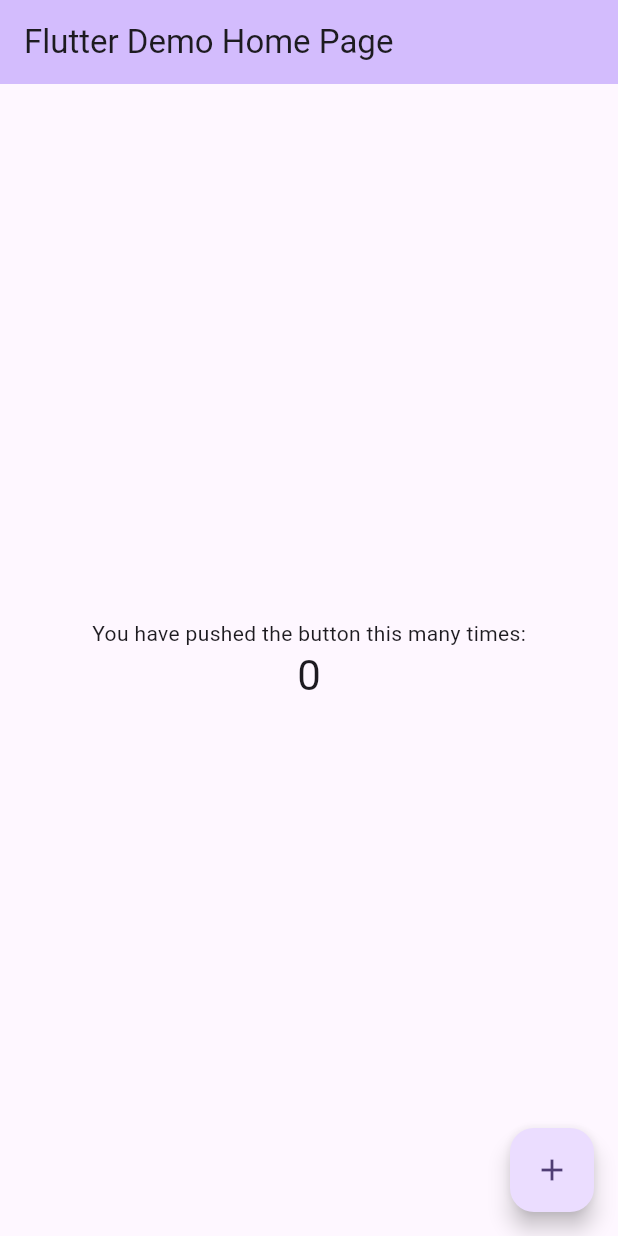
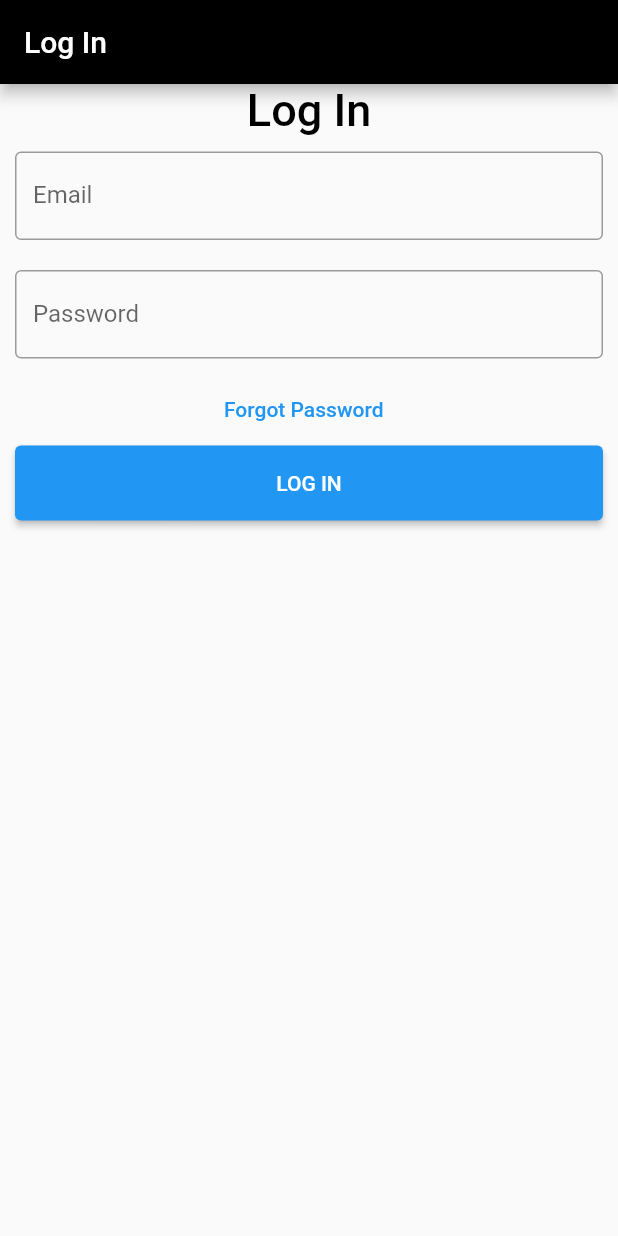
Before and after one commit to VienHaiYen/E-Learning-Application, a Flutter app: the screen it shows after launch, on a phone screen of 412 x 824 dp. Run offline on Flutter 3.47's test engine with Material 2 defaults, Android fonts, the phone set to English and light mode, and no system bars.

Commit message:
LogIn UI

```diff
--- a/elearning_app/lib/main.dart
+++ b/elearning_app/lib/main.dart
@@ -1,125 +1,15 @@
 import 'package:flutter/material.dart';
-
-void main() {
-  runApp(const MyApp());
-}
+import 'screens/Home.dart';
 
 class MyApp extends StatelessWidget {
-  const MyApp({super.key});
+  const MyApp({Key? key}) : super(key: key);
 
-  // This widget is the root of your application.
   @override
   Widget build(BuildContext context) {
-    return MaterialApp(
-      title: 'Flutter Demo',
-      theme: ThemeData(
-        // This is the theme of your application.
-        //
-        // TRY THIS: Try running your application with "flutter run". You'll see
-        // the application has a blue toolbar. Then, without quitting the app,
-        // try changing the seedColor in the colorScheme below to Colors.green
-        // and then invoke "hot reload" (save your changes or press the "hot
-        // reload" button in a Flutter-supported IDE, or press "r" if you used
-        // the command line to start the app).
-        //
-        // Notice that the counter didn't reset back to zero; the application
-        // state is not lost during the reload. To reset the state, use hot
-        // restart instead.
-        //
-        // This works for code too, not just values: Most code changes can be
-        // tested with just a hot reload.
-        colorScheme: ColorScheme.fromSeed(seedColor: Colors.deepPurple),
-        useMaterial3: true,
-      ),
-      home: const MyHomePage(title: 'Flutter Demo Home Page'),
-    );
+    return const Material(child: Home());
   }
 }
 
-class MyHomePage extends StatefulWidget {
-  const MyHomePage({super.key, required this.title});
-
-  // This widget is the home page of your application. It is stateful, meaning
-  // that it has a State object (defined below) that contains fields that affect
-  // how it looks.
-
-  // This class is the configuration for the state. It holds the values (in this
-  // case the title) provided by the parent (in this case the App widget) and
-  // used by the build method of the State. Fields in a Widget subclass are
-  // always marked "final".
-
-  final String title;
-
-  @override
-  State<MyHomePage> createState() => _MyHomePageState();
+void main() {
+  runApp(const MaterialApp(title: 'Shopping App', home: Home()));
 }
-
-class _MyHomePageState extends State<MyHomePage> {
-  int _counter = 0;
-
-  void _incrementCounter() {
-    setState(() {
-      // This call to setState tells the Flutter framework that something has
-      // changed in this State, which causes it to rerun the build method below
-      // so that the display can reflect the updated values. If we changed
-      // _counter without calling setState(), then the build method would not be
-      // called again, and so nothing would appear to happen.
-      _counter++;
-    });
-  }
-
-  @override
-  Widget build(BuildContext context) {
-    // This method is rerun every time setState is called, for instance as done
-    // by the _incrementCounter method above.
-    //
-    // The Flutter framework has been optimized to make rerunning build methods
-    // fast, so that you can just rebuild anything that needs updating rather
-    // than having to individually change instances of widgets.
-    return Scaffold(
-      appBar: AppBar(
-        // TRY THIS: Try changing the color here to a specific color (to
-        // Colors.amber, perhaps?) and trigger a hot reload to see the AppBar
-        // change color while the other colors stay the same.
-        backgroundColor: Theme.of(context).colorScheme.inversePrimary,
-        // Here we take the value from the MyHomePage object that was created by
-        // the App.build method, and use it to set our appbar title.
-        title: Text(widget.title),
-      ),
-      body: Center(
-        // Center is a layout widget. It takes a single child and positions it
-        // in the middle of the parent.
-        child: Column(
-          // Column is also a layout widget. It takes a list of children and
-          // arranges them vertically. By default, it sizes itself to fit its
-          // children horizontally, and tries to be as tall as its parent.
-          //
-          // Column has various properties to control how it sizes itself and
-          // how it positions its children. Here we use mainAxisAlignment to
-          // center the children vertically; the main axis here is the vertical
-          // axis because Columns are vertical (the cross axis would be
-          // horizontal).
-          //
-          // TRY THIS: Invoke "debug painting" (choose the "Toggle Debug Paint"
-          // action in the IDE, or press "p" in the console), to see the
-          // wireframe for each widget.
-          mainAxisAlignment: MainAxisAlignment.center,
-          children: <Widget>[
-            const Text(
-              'You have pushed the button this many times:',
-            ),
-            Text(
-              '$_counter',
-              style: Theme.of(context).textTheme.headlineMedium,
-            ),
-          ],
-        ),
-      ),
-      floatingActionButton: FloatingActionButton(
-        onPressed: _incrementCounter,
-        tooltip: 'Increment',
-        child: const Icon(Icons.add),
-      ), // This trailing comma makes auto-formatting nicer for build methods.
-    );
-  }
-}
--- /dev/null
+++ b/elearning_app/lib/screens/Home.dart
@@ -0,0 +1,19 @@
+import 'package:flutter/material.dart';
+
+import '../widgets/LogIn.dart';
+
+class Home extends StatelessWidget {
+  const Home({Key? key}) : super(key: key);
+
+  @override
+  Widget build(BuildContext context) {
+    return MaterialApp(
+        title: "Login",
+        home: Scaffold(
+            appBar: AppBar(
+              title: const Text("Log In"),
+              backgroundColor: Colors.black,
+            ),
+            body: const LogIn()));
+  }
+}
--- /dev/null
+++ b/elearning_app/lib/widgets/Heading.dart
@@ -0,0 +1,16 @@
+import 'package:flutter/material.dart';
+
+class Heading extends StatelessWidget {
+  final String title;
+  const Heading(this.title);
+
+  @override
+  Widget build(BuildContext context) {
+    return Center(
+        child: Text(title,
+            style: const TextStyle(
+                color: Colors.black,
+                fontWeight: FontWeight.w500,
+                fontSize: 30)));
+  }
+}
--- /dev/null
+++ b/elearning_app/lib/widgets/LogIn.dart
@@ -0,0 +1,53 @@
+import 'package:flutter/material.dart';
+import './Heading.dart';
+
+class LogIn extends StatelessWidget {
+  const LogIn({Key? key}) : super(key: key);
+
+  @override
+  Widget build(BuildContext context) {
+    TextEditingController nameInput = TextEditingController();
+    TextEditingController passwordInput = TextEditingController();
+    return ListView(children: <Widget>[
+      const Heading("Log In"),
+      Container(
+        padding: const EdgeInsets.all(10),
+        child: TextField(
+          controller: nameInput,
+          decoration: const InputDecoration(
+            border: OutlineInputBorder(),
+            labelText: 'Email',
+          ),
+        ),
+      ),
+      Container(
+        padding: const EdgeInsets.all(10),
+        child: TextField(
+          obscureText: true,
+          controller: passwordInput,
+          decoration: const InputDecoration(
+            border: OutlineInputBorder(),
+            labelText: 'Password',
+          ),
+        ),
+      ),
+      TextButton(
+        onPressed: () {
+          //forgot password screen
+        },
+        child: const Text(
+          'Forgot Password  ',
+        ),
+      ),
+      Container(
+          height: 50,
+          padding: const EdgeInsets.fromLTRB(10, 0, 10, 0),
+          child: ElevatedButton(
+            child: const Text('LOG IN'),
+            onPressed: () {
+              // Login
+            },
+          )),
+    ]);
+  }
+}
```
